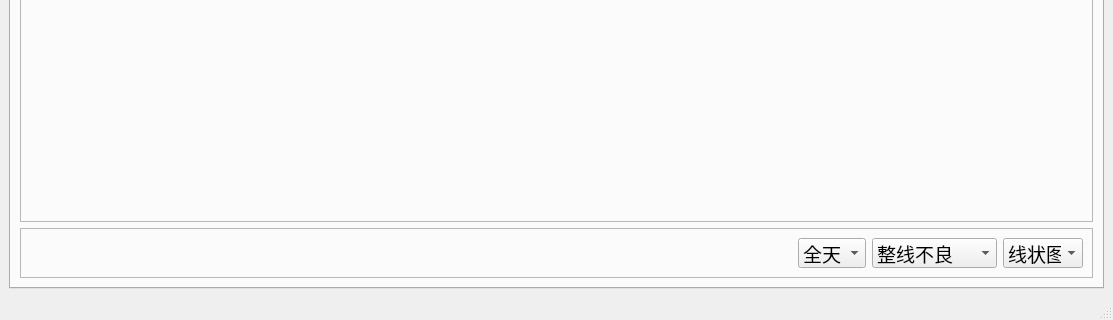
The window that qt5_proj/mainForm.ui (clang2you/packing_defective) describes before a commit, drawn with Qt 5; both pictures show x 0 to 1113 and y 607 to 927 of the 1113 by 927 pixel window.
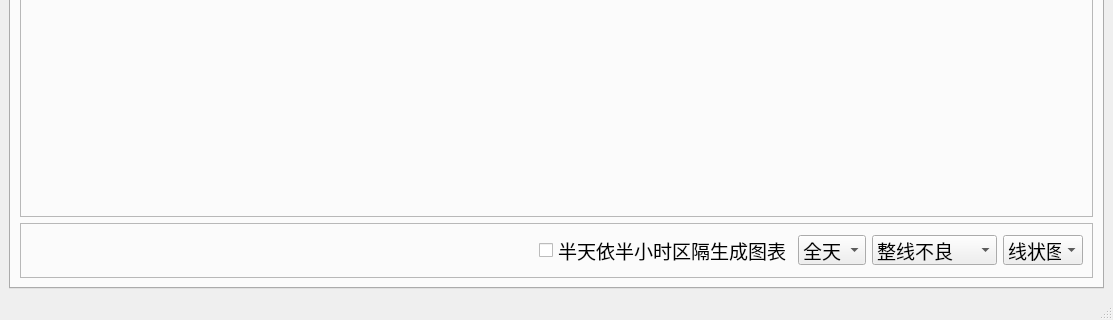
The same window after the commit. The open tabs and pages were chosen to show the change.

What changed in the file:
```diff
--- a/qt5_proj/mainForm.ui
+++ b/qt5_proj/mainForm.ui
@@ -122,6 +122,13 @@
              </property>
             </spacer>
            </item>
+           <item>
+            <widget class="QCheckBox" name="checkBox">
+             <property name="text">
+              <string>半天依半小时区隔生成图表</string>
+             </property>
+            </widget>
+           </item>
            <item>
             <widget class="QComboBox" name="comboBox_3">
              <property name="minimumSize">
```
Left out of the diff: 9 changed lines with no effect on the pictures.
